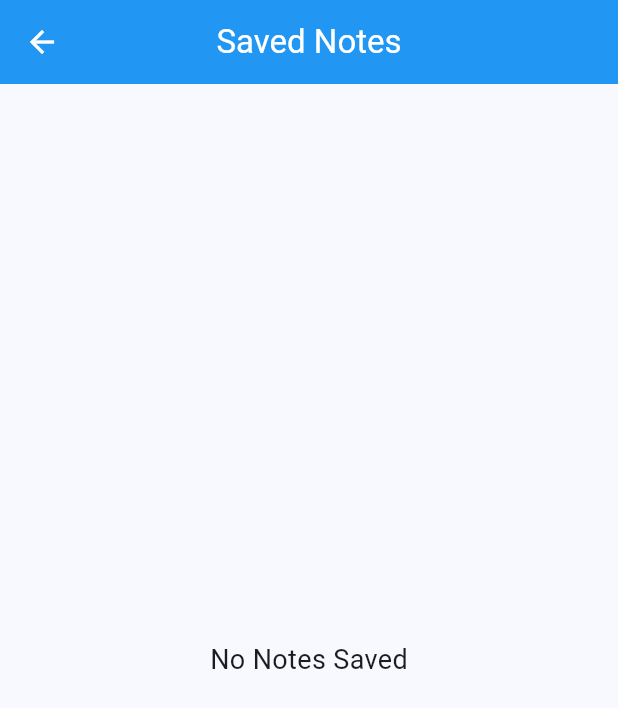
After one commit to Ooozari/App-development, a Flutter app: the screen it shows after launch, after a tap on "Saved Notes", on a phone screen of 412 x 824 dp. The commit adds this screen. Shown: the top 708 px of the screen. Run offline on Flutter 3.47's test engine with Material 3 defaults, Android fonts, the light colour scheme and no system bars; our stand-ins replace audioplayers; key blocks and very long unbroken strings in the code were emptied for the run.

Commit message:
Task 4 (Complete): implement Saved Notes screen and update Add Notes functionality

```diff
--- a/Lab11_12/weather_app/lib/main.dart
+++ b/Lab11_12/weather_app/lib/main.dart
@@ -1,5 +1,8 @@
 import 'package:flutter/material.dart';
 import 'add_notes_screen.dart';
+import 'saved_notes_screen.dart';
+
+List<String> allNotes = [];
 
 void main() {
   runApp(const MyApp());
@@ -21,7 +24,6 @@ class MyApp extends StatelessWidget {
         ),
         colorScheme: ColorScheme.fromSeed(seedColor: Colors.blue),
       ),
-
       home: const HomeScreen(),
     );
   }
@@ -51,7 +53,18 @@ class HomeScreen extends StatelessWidget {
               child: const Text("Add Notes"),
             ),
             const SizedBox(height: 20),
-            ElevatedButton(onPressed: () {}, child: const Text("Save Notes")),
+
+            ElevatedButton(
+              onPressed: () {
+                Navigator.push(
+                  context,
+                  MaterialPageRoute(
+                    builder: (context) => const SavedNotesScreen(),
+                  ),
+                );
+              },
+              child: const Text("Saved Notes"),
+            ),
           ],
         ),
       ),
--- /dev/null
+++ b/Lab11_12/weather_app/lib/saved_notes_screen.dart
@@ -0,0 +1,27 @@
+import 'package:flutter/material.dart';
+import 'main.dart';
+
+class SavedNotesScreen extends StatelessWidget {
+  const SavedNotesScreen({super.key});
+
+  @override
+  Widget build(BuildContext context) {
+    return Scaffold(
+      appBar: AppBar(title: const Text("Saved Notes")),
+
+      body: allNotes.isEmpty
+          ? const Center(
+              child: Text("No Notes Saved", style: TextStyle(fontSize: 18)),
+            )
+          : ListView.builder(
+              itemCount: allNotes.length,
+              itemBuilder: (context, index) {
+                return ListTile(
+                  leading: const Icon(Icons.note),
+                  title: Text(allNotes[index]),
+                );
+              },
+            ),
+    );
+  }
+}
```
Also changed, not shown: Lab11_12/weather_app/lib/add_notes_screen.dart (+6 -8 lines).
